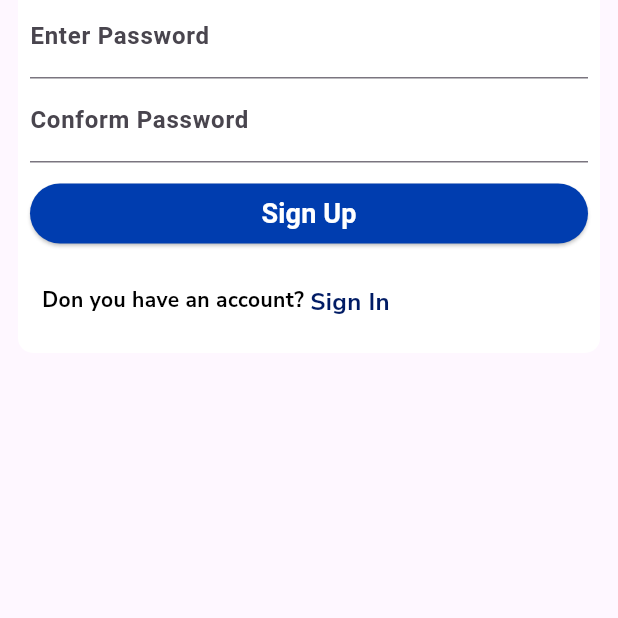
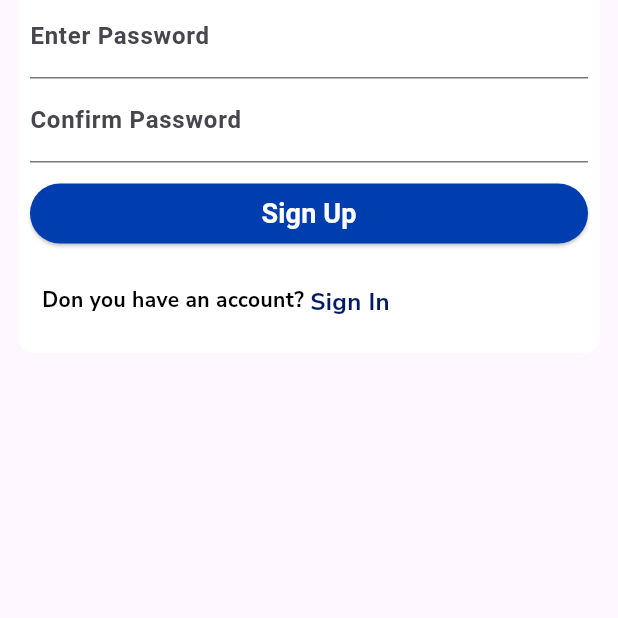
Before and after one commit to Dimmithra/edu_world_app, a Flutter app: the LoginScreen screen opened directly, after a tap on "Sign In", after a tap on "Don't have an account?", on a phone screen of 412 x 824 dp, the part 550-1168 px from its top. Run offline on Flutter 3.47's test engine with Material 3 defaults, Android fonts, the phone set to English and light mode, and no system bars; our stand-ins replace cached_network_image, connectivity_plus, firebase_auth, firebase_core, flutter_secure_storage, google_fonts and 3 more; accounts and stored records are empty; Roboto replaces fonts that are missing (Abel).

Commit message:
Checking the internet connection & login screen

```diff
--- a/lib/firebase/firebase_auth_services.dart
+++ b/lib/firebase/firebase_auth_services.dart
@@ -3,7 +3,7 @@ import 'dart:developer' as dev;
 
 class FirebaseAuthServices {
   FirebaseAuth auth = FirebaseAuth.instance;
-
+//User registration
   Future<User?> signUpWithEmailAndPassword(
       String email, String password) async {
     try {
@@ -14,7 +14,7 @@ class FirebaseAuthServices {
       dev.log("$e");
     }
   }
-
+//User Login
   Future<User?> loginWithEmailAndPassword(String email, String password) async {
     try {
       UserCredential credential = await auth.signInWithEmailAndPassword(
--- a/lib/pages/login/login.dart
+++ b/lib/pages/login/login.dart
@@ -152,8 +152,7 @@ class _LoginScreenState extends State<LoginScreen> {
                                             style: GoogleFonts.nunitoSans(
                                               textStyle: const TextStyle(
                                                   fontSize: 16,
-                                                  color: Color.fromARGB(
-                                                      255, 0, 27, 100),
+
                                                   fontWeight: FontWeight.bold),
                                             ),
                                           ),
--- a/lib/pages/signup/signup.dart
+++ b/lib/pages/signup/signup.dart
@@ -98,8 +98,8 @@ class _SignUpState extends State<SignUp> {
                             isPassword: true,
                           ),
                           CommonTextFeild(
-                            hinttext: "Conform Password",
-                            label: "Conform Password",
+                            hinttext: "Confirm Password",
+                            label: "Confirm Password",
                             controller: loginAndSingUpProvider
                                 .conformPasswordConteroller,
                             validation: true,
--- a/lib/providers/Login_SingUpProvider.dart
+++ b/lib/providers/Login_SingUpProvider.dart
@@ -180,7 +180,7 @@ class LoginAndSingUpProvider extends ChangeNotifier {
         ).show();
       } else {
         eduWorldMessage(context,
-            errorTxt: "Login fail please Try again",
+            errorTxt: "Login failed please Try again",
             btnType: 3,
             buttons: [
               DialogButton(
--- /dev/null
+++ b/lib/services/networkconnection_service.dart
@@ -0,0 +1,30 @@
+import 'package:connectivity_plus/connectivity_plus.dart';
+import 'package:flutter/material.dart';
+import 'dart:developer' as dev;
+
+import 'package:rflutter_alert/rflutter_alert.dart';
+
+class InternetConnectionChecker {
+  static final InternetConnectionChecker _instance =
+  InternetConnectionChecker._internal();
+
+  factory InternetConnectionChecker() {
+    return _instance;
+  }
+
+  InternetConnectionChecker._internal();
+
+  Future<bool> isInternetAvailable(context) async {
+    var connectivityResult = await Connectivity().checkConnectivity();
+    if (connectivityResult == ConnectivityResult.none) {
+
+      dev.log('network fasle');
+      return false;
+      // No internet connection
+    } else {
+      dev.log('network true');
+      return true;
+      // Internet connection available
+    }
+  }
+}
--- a/lib/utils/main_body.dart
+++ b/lib/utils/main_body.dart
@@ -1,4 +1,5 @@
 import 'package:edu_world_app/providers/home_provider.dart';
+import 'package:edu_world_app/services/networkconnection_service.dart';
 import 'package:edu_world_app/utils/color.dart';
 import 'package:flutter/material.dart';
 
@@ -37,6 +38,12 @@ class MainBody extends StatefulWidget {
 
 class _MainBodyState extends State<MainBody> {
   @override
+  void initState() {
+    // TODO: implement initState
+    InternetConnectionChecker().isInternetAvailable(context);
+    super.initState();
+  }
+  @override
   Widget build(BuildContext context) {
     return Consumer<HomeProvider>(
       builder: (context, homeProvider, child) {
--- a/pubspec.yaml
+++ b/pubspec.yaml
@@ -20,6 +20,7 @@ dependencies:
   cached_network_image: ^3.3.1
   share_plus: ^7.2.2
   url_launcher: ^6.2.4
+  connectivity_plus: ^5.0.2
 
 dev_dependencies:
   flutter_test:
```
Also changed, not shown: pubspec.lock, 8 other files.
